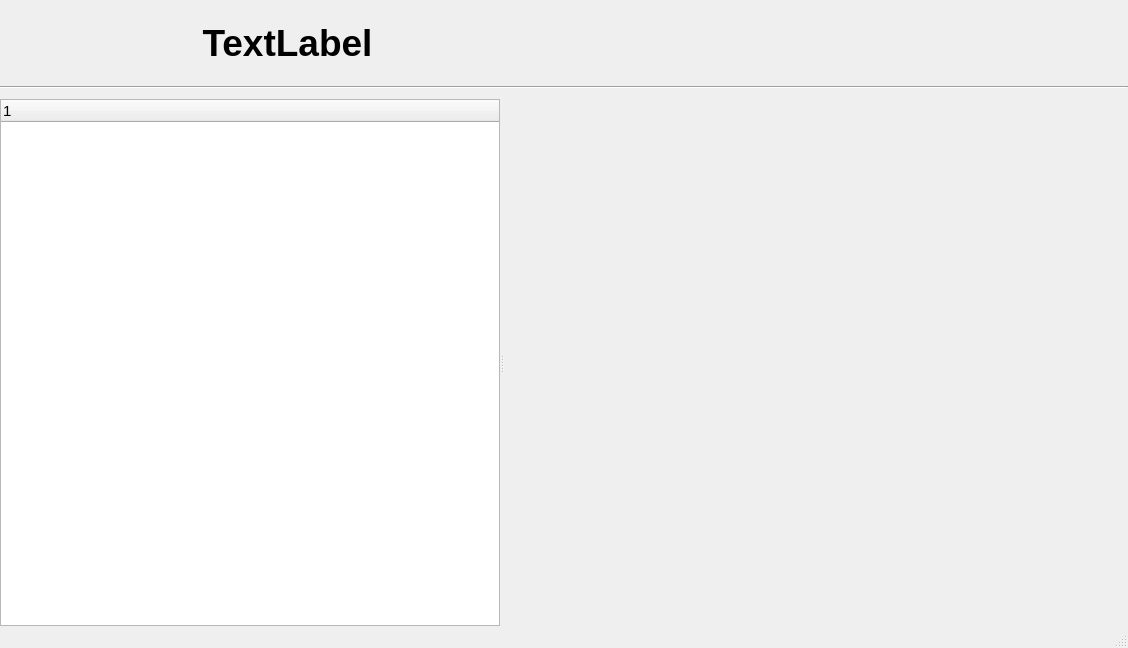
Qt form Ui/mainform.ui (golden7602/zion) before a commit.
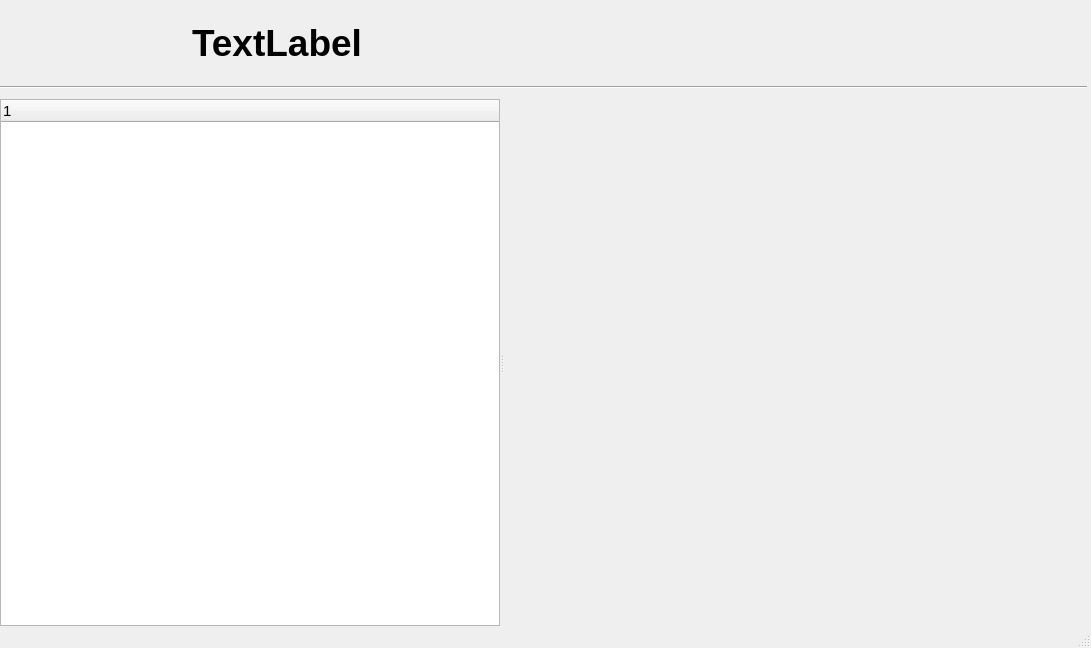
The same form after that commit. Icons and pictures are not drawn.

What changed in the file:
```diff
--- a/Ui/mainform.ui
+++ b/Ui/mainform.ui
@@ -6,7 +6,7 @@
    <rect>
     <x>0</x>
     <y>0</y>
-    <width>1128</width>
+    <width>1091</width>
     <height>648</height>
    </rect>
   </property>
@@ -31,7 +31,7 @@
      <number>0</number>
     </property>
     <property name="rightMargin">
-     <number>0</number>
+     <number>4</number>
     </property>
     <property name="bottomMargin">
      <number>0</number>
@@ -246,6 +246,9 @@
        </property>
       </widget>
       <widget class="QStackedWidget" name="stackedWidget">
+       <property name="styleSheet">
+        <string notr="true"/>
+       </property>
        <widget class="QWidget" name="page"/>
        <widget class="QWidget" name="page_2"/>
       </widget>
```
Left out of the diff: 5 changed lines with no effect on the pictures.
